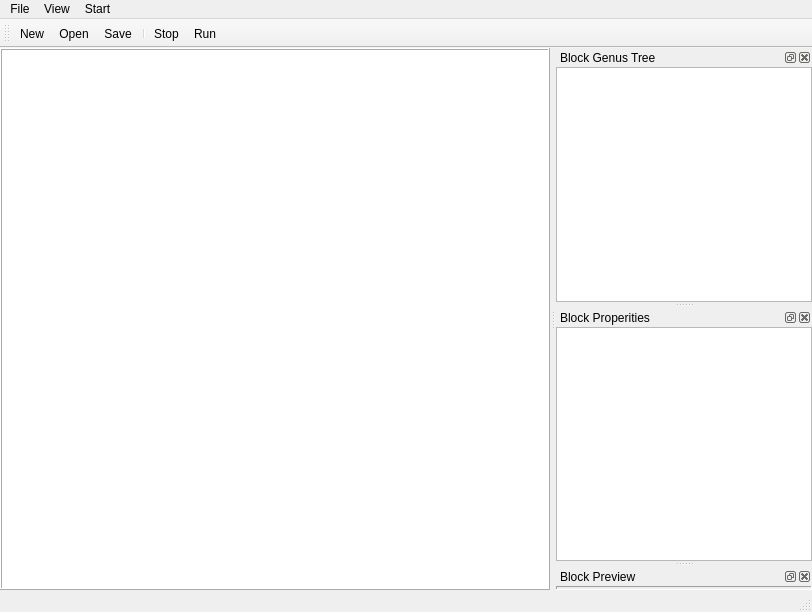
go2net/PythonBlocks, file main.ui: the form before one commit.
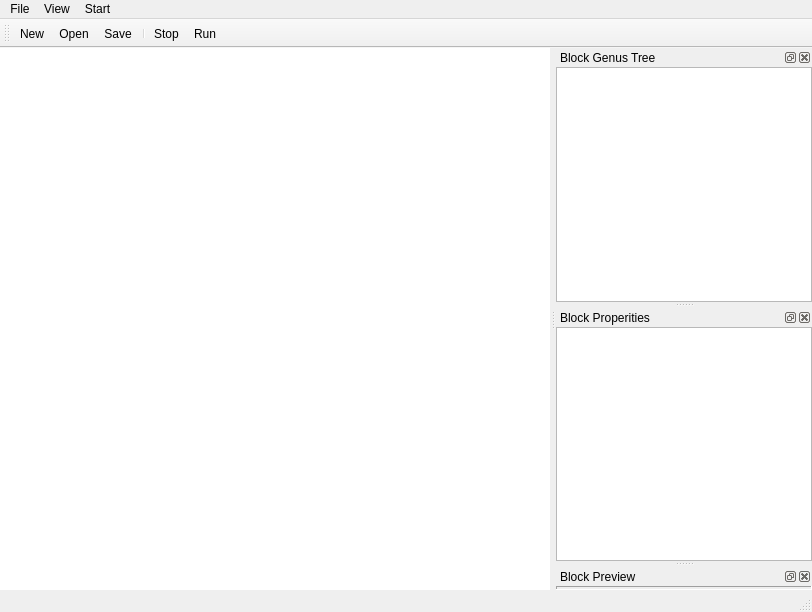
The form after the commit. Icons and pictures are not drawn.

Diff of the .ui file:
```diff
--- a/main.ui
+++ b/main.ui
@@ -30,7 +30,7 @@
        <string notr="true">background-color: rgb(255, 255, 255);</string>
       </property>
       <property name="frameShape">
-       <enum>QFrame::Box</enum>
+       <enum>QFrame::NoFrame</enum>
       </property>
       <property name="frameShadow">
        <enum>QFrame::Raised</enum>
```
